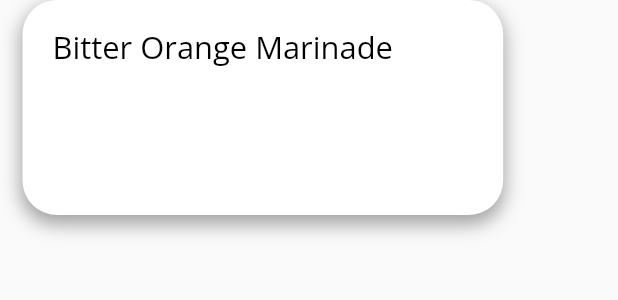
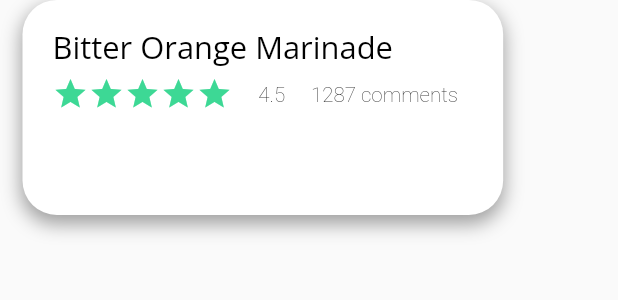
Before and after one commit to gt-lcy96/fultter_food_delivery, a Flutter app: what pageViewSmallBlock() shows on an empty page, opened directly, on a phone screen of 412 x 824 dp. Shown: the top 300 px of the screen. Run offline on Flutter 3.47's test engine with Material 2 defaults, Android fonts, the phone set to English and light mode, and no system bars; our stand-ins replace flutter_screenutil.

Commit message:
create rating and comment section

```diff
--- a/lib/pages/main_food/widgets/main_food_widgets.dart
+++ b/lib/pages/main_food/widgets/main_food_widgets.dart
@@ -98,11 +98,10 @@ Widget pageViewSmallBlock() {
         color: Colors.white,
         boxShadow: [
           BoxShadow(
-            color: Colors.grey,
-            offset: Offset(0, 5),
-            blurRadius: 10.0,
-            spreadRadius: 0.5
-          ),
+              color: Colors.grey,
+              offset: Offset(0, 5),
+              blurRadius: 10.0,
+              spreadRadius: 0.5),
         ]),
     child: Container(
       padding: EdgeInsets.all(20),
@@ -110,8 +109,26 @@ Widget pageViewSmallBlock() {
         crossAxisAlignment: CrossAxisAlignment.start,
         children: [
           bigText("Bitter Orange Marinade", fontSize: 18),
+          SizedBox(height: 5.h,),
+          Row(
+            children: [
+              RatingList(),
+              SizedBox(width: 15.w,),
+              smallText("4.5"),
+              SizedBox(width: 15.w,),
+              smallText("1287 comments"),
+            ],
+          )
         ],
       ),
     ),
   );
 }
+
+Widget RatingList() {
+  return Row(
+    children: List.generate(5, (index) {
+      return Icon(Icons.star, color: AppColors.primaryElement);
+    }),
+  );
+}
```
